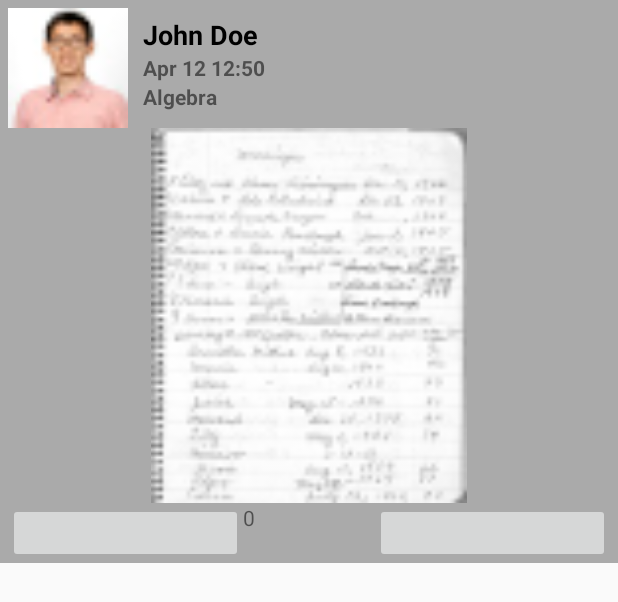
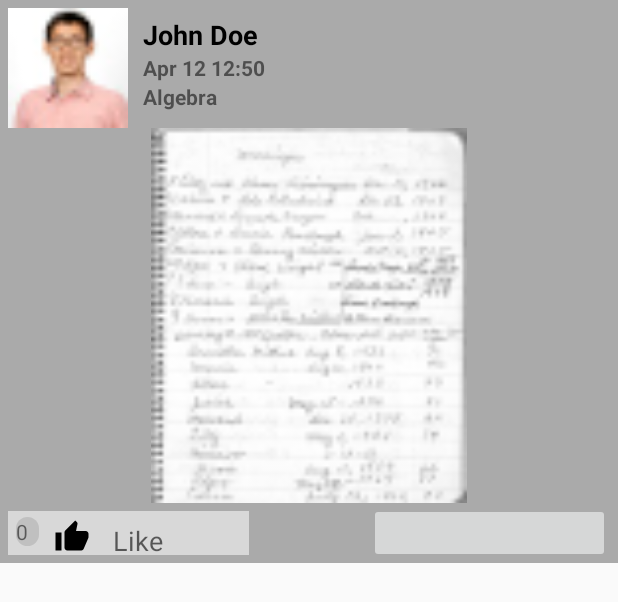
Before and after one commit to gadigr/AndroidFinal, an Android app: the layout feed_list_row.xml on its own in the app's theme, with its tools: preview values and no code run, on a phone screen of 412 x 824 dp. Shown: the top 602 px of the screen. Run offline under Robolectric (Android 15) with nearby library versions, the light colour scheme and no system bars.

Commit message:
Change Like UI

```diff
--- a/app/src/main/AndroidManifest.xml
+++ b/app/src/main/AndroidManifest.xml
@@ -13,8 +13,8 @@
         android:allowBackup="true"
         android:icon="@mipmap/ic_launcher"
         android:label="@string/app_name"
-        android:supportsRtl="true"
-        android:theme="@style/AppTheme" >
+        android:supportsRtl="false"
+        android:theme="@style/AppTheme">
         <activity android:name="com.finalproject.kg.summary.MainActivity" >
             <intent-filter>
                 <action android:name="android.intent.action.MAIN" />
--- a/app/src/main/java/com/finalproject/kg/summary/FeedListFragment.java
+++ b/app/src/main/java/com/finalproject/kg/summary/FeedListFragment.java
@@ -10,6 +10,7 @@ import android.view.LayoutInflater;
 import android.view.View;
 import android.view.ViewGroup;
 import android.widget.BaseAdapter;
+import android.widget.Button;
 import android.widget.ImageButton;
 import android.widget.ListView;
 import android.widget.ProgressBar;
@@ -101,7 +102,8 @@ public class FeedListFragment extends Fragment {
             final TextView feed_list_row_name = (TextView) convertView.findViewById(R.id.feed_list_row_name);
             final TextView feed_list_row_date = (TextView) convertView.findViewById(R.id.feed_list_row_date);
             final TextView feed_list_row_course = (TextView) convertView.findViewById(R.id.feed_list_row_course);
-            final ImageButton feed_list_row_like = (ImageButton) convertView.findViewById(R.id.feed_list_row_like);
+            final ImageButton feed_list_row_like_image = (ImageButton) convertView.findViewById(R.id.feed_list_row_like_image);
+            final Button feed_list_row_like = (Button) convertView.findViewById(R.id.feed_list_row_like);
             final TextView feed_list_row_like_count = (TextView) convertView.findViewById(R.id.feed_list_row_like_count);
             convertView.setTag(position);
 
@@ -128,11 +130,11 @@ public class FeedListFragment extends Fragment {
             // IF the user do like
             if(bDoLike)
             {
-                feed_list_row_like.setBackgroundColor(Color.GREEN);
+                feed_list_row_like_image.setImageResource(R.mipmap.ic_thumb_up_white_24dp);
             }
             else
             {
-                feed_list_row_like.setBackgroundColor(Color.RED);
+                feed_list_row_like_image.setImageResource(R.mipmap.ic_thumb_up_black_24dp);
             }
 
             // Write the number of like
--- /dev/null
+++ b/app/src/main/res/drawable/circle_background.xml
@@ -0,0 +1,13 @@
+<?xml version="1.0" encoding="utf-8"?>
+<shape xmlns:android="http://schemas.android.com/apk/res/android">
+        <solid android:color="#C0C0C0" />
+            <corners
+                android:topLeftRadius="30dp"
+                android:topRightRadius="30dp"
+                android:bottomLeftRadius="30dp"
+                android:bottomRightRadius="30dp"
+                />
+    <size
+        android:height="5dp"
+        android:width="15dp"/>
+</shape >
--- a/app/src/main/res/layout/feed_list_row.xml
+++ b/app/src/main/res/layout/feed_list_row.xml
@@ -78,18 +78,58 @@
             android:layout_width="match_parent"
             android:layout_height="wrap_content">
 
-            <ImageButton
-                android:layout_width="fill_parent"
-                android:layout_height="40dp"
+            <FrameLayout
+                android:layout_width="match_parent"
+                android:layout_height="match_parent"
+                android:layout_weight="1"
+                android:background="#D8D8D8"
+                android:layout_marginTop="5dp"
+                android:layout_marginBottom="5dp">
+
+                <Button
+                    android:layout_width="match_parent"
+                    android:layout_height="match_parent"
                     android:id="@+id/feed_list_row_like"
-                android:layout_weight="1" />
+                    android:background="@android:color/transparent" />
+
+                <LinearLayout
+                    android:orientation="horizontal"
+                    android:layout_width="match_parent"
+                    android:layout_height="match_parent">
 
                     <TextView
                         android:layout_width="wrap_content"
                         android:layout_height="wrap_content"
                         android:textAppearance="?android:attr/textAppearanceSmall"
                         android:text="0"
-                android:id="@+id/feed_list_row_like_count" />
+                        android:id="@+id/feed_list_row_like_count"
+                        android:background="@drawable/circle_background"
+                        android:textAlignment="center"
+                        android:layout_marginLeft="5dp" />
+
+                    <ImageButton
+                        android:layout_width="wrap_content"
+                        android:layout_height="40dp"
+                        android:id="@+id/feed_list_row_like_image"
+                        android:src="@mipmap/ic_thumb_up_black_24dp"
+                        android:scaleType="fitStart"
+                        android:text="Like"
+                        android:background="@android:color/transparent"
+                        android:layout_marginLeft="10dp"
+                        android:layout_marginTop="5dp" />
+
+                    <TextView
+                        android:layout_width="wrap_content"
+                        android:layout_height="wrap_content"
+                        android:textAppearance="?android:attr/textAppearanceMedium"
+                        android:text="Like"
+                        android:id="@+id/textView4"
+                        android:layout_marginTop="7dp"
+                        android:layout_marginLeft="15dp" />
+
+                </LinearLayout>
+
+            </FrameLayout>
 
             <Space
                 android:layout_width="80dp"
@@ -100,6 +140,7 @@
                 android:layout_height="40dp"
                 android:id="@+id/feed_list_row_comment"
                 android:layout_weight="1" />
+
         </LinearLayout>
     </LinearLayout>
 
```
Also changed, not shown: app/src/main/res/mipmap-hdpi/ic_thumb_up_black_24dp.png (added), app/src/main/res/mipmap-hdpi/ic_thumb_up_white_24dp.png (added), app/src/main/res/mipmap-mdpi/ic_thumb_up_black_24dp.png (added), app/src/main/res/mipmap-mdpi/ic_thumb_up_white_24dp.png (added), app/src/main/res/mipmap-xhdpi/ic_thumb_up_black_24dp.png (added), app/src/main/res/mipmap-xhdpi/ic_thumb_up_white_24dp.png (added), app/src/main/res/mipmap-xxhdpi/ic_thumb_up_black_24dp.png (added), app/src/main/res/mipmap-xxhdpi/ic_thumb_up_white_24dp.png (added), app/src/main/res/mipmap-xxxhdpi/ic_thumb_up_black_24dp.png (added), app/src/main/res/mipmap-xxxhdpi/ic_thumb_up_white_24dp.png (added). Lines whose indentation alone changed are shown as unchanged.
